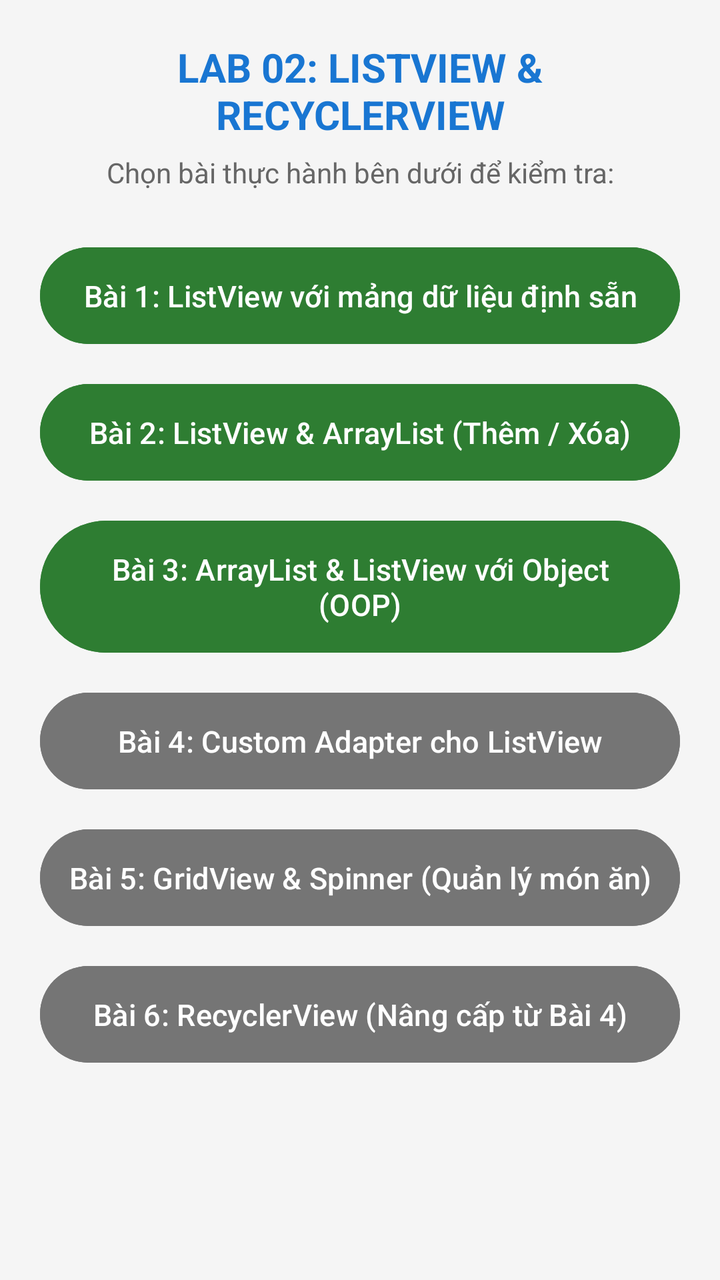
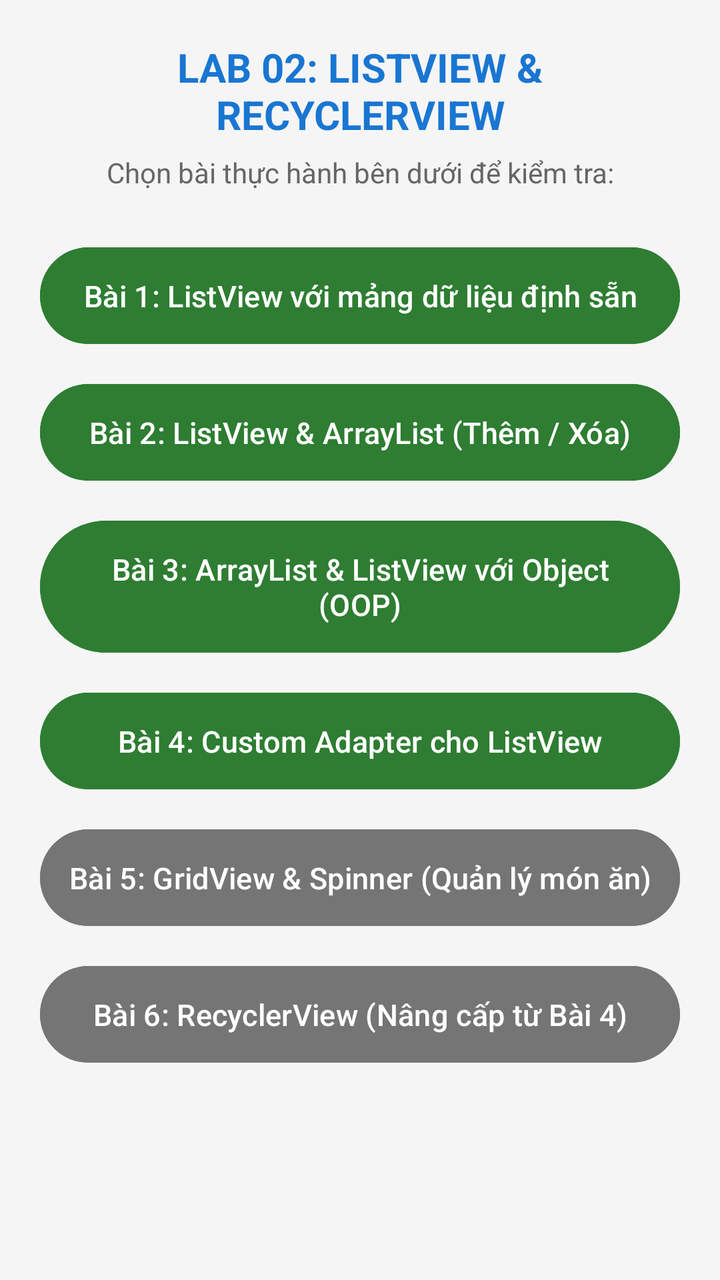

Two renders of the same Android screen: before a commit and after it. Below are the layout's source before the change and the commit's diff.
<!-- AndroidManifest.xml: application theme Theme.MyApplication -->
<!-- res/layout/activity_main.xml -->
<?xml version="1.0" encoding="utf-8"?>
<ScrollView xmlns:android="http://schemas.android.com/apk/res/android"
    xmlns:tools="http://schemas.android.com/tools"
    android:id="@+id/main"
    android:layout_width="match_parent"
    android:layout_height="match_parent"
    android:background="#F5F5F5"
    tools:context=".MainActivity">

    <LinearLayout
        android:layout_width="match_parent"
        android:layout_height="wrap_content"
        android:orientation="vertical"
        android:padding="20dp">

        <TextView
            android:layout_width="match_parent"
            android:layout_height="wrap_content"
            android:gravity="center"
            android:text="LAB 02: LISTVIEW &amp; RECYCLERVIEW"
            android:textColor="#1976D2"
            android:textSize="20sp"
            android:textStyle="bold" />

        <TextView
            android:layout_width="match_parent"
            android:layout_height="wrap_content"
            android:layout_marginTop="6dp"
            android:layout_marginBottom="24dp"
            android:gravity="center"
            android:text="Chọn bài thực hành bên dưới để kiểm tra:"
            android:textColor="#666666"
            android:textSize="14sp" />

        
        <Button
            android:id="@+id/btnCase01"
            android:layout_width="match_parent"
            android:layout_height="wrap_content"
            android:layout_marginBottom="12dp"
            android:backgroundTint="#2E7D32"
            android:padding="14dp"
            android:text="Bài 1: ListView với mảng dữ liệu định sẵn"
            android:textAllCaps="false"
            android:textSize="15sp" />

        
        <Button
            android:id="@+id/btnCase02"
            android:layout_width="match_parent"
            android:layout_height="wrap_content"
            android:layout_marginBottom="12dp"
            android:backgroundTint="#2E7D32"
            android:padding="14dp"
            android:text="Bài 2: ListView &amp; ArrayList (Thêm / Xóa)"
            android:textAllCaps="false"
            android:textSize="15sp" />

        
        <Button
            android:id="@+id/btnCase03"
            android:layout_width="match_parent"
            android:layout_height="wrap_content"
            android:layout_marginBottom="12dp"
            android:backgroundTint="#2E7D32"
            android:padding="14dp"
            android:text="Bài 3: ArrayList &amp; ListView với Object (OOP)"
            android:textAllCaps="false"
            android:textSize="15sp" />

        
        <Button
            android:id="@+id/btnCase04"
            android:layout_width="match_parent"
            android:layout_height="wrap_content"
            android:layout_marginBottom="12dp"
            android:backgroundTint="#757575"
            android:padding="14dp"
            android:text="Bài 4: Custom Adapter cho ListView"
            android:textAllCaps="false"
            android:textSize="15sp" />

        
        <Button
            android:id="@+id/btnCase05"
            android:layout_width="match_parent"
            android:layout_height="wrap_content"
            android:layout_marginBottom="12dp"
            android:backgroundTint="#757575"
            android:padding="14dp"
            android:text="Bài 5: GridView &amp; Spinner (Quản lý món ăn)"
            android:textAllCaps="false"
            android:textSize="15sp" />

        
        <Button
            android:id="@+id/btnCase06"
            android:layout_width="match_parent"
            android:layout_height="wrap_content"
            android:layout_marginBottom="12dp"
            android:backgroundTint="#757575"
            android:padding="14dp"
            android:text="Bài 6: RecyclerView (Nâng cấp từ Bài 4)"
            android:textAllCaps="false"
            android:textSize="15sp" />

    </LinearLayout>
</ScrollView>
<!-- resources referenced by this layout -->
<resources>
  <style name="Theme.MyApplication" parent="Base.Theme.MyApplication" />
  <style name="Base.Theme.MyApplication" parent="Theme.Material3.DayNight.NoActionBar">
          
          
      </style>
</resources>

<!-- the commit's change to res/layout/activity_main.xml (unified diff, before → after) -->
@@ -74,7 +74,7 @@
             android:layout_width="match_parent"
             android:layout_height="wrap_content"
             android:layout_marginBottom="12dp"
-            android:backgroundTint="#757575"
+            android:backgroundTint="#2E7D32"
             android:padding="14dp"
             android:text="Bài 4: Custom Adapter cho ListView"
             android:textAllCaps="false"
